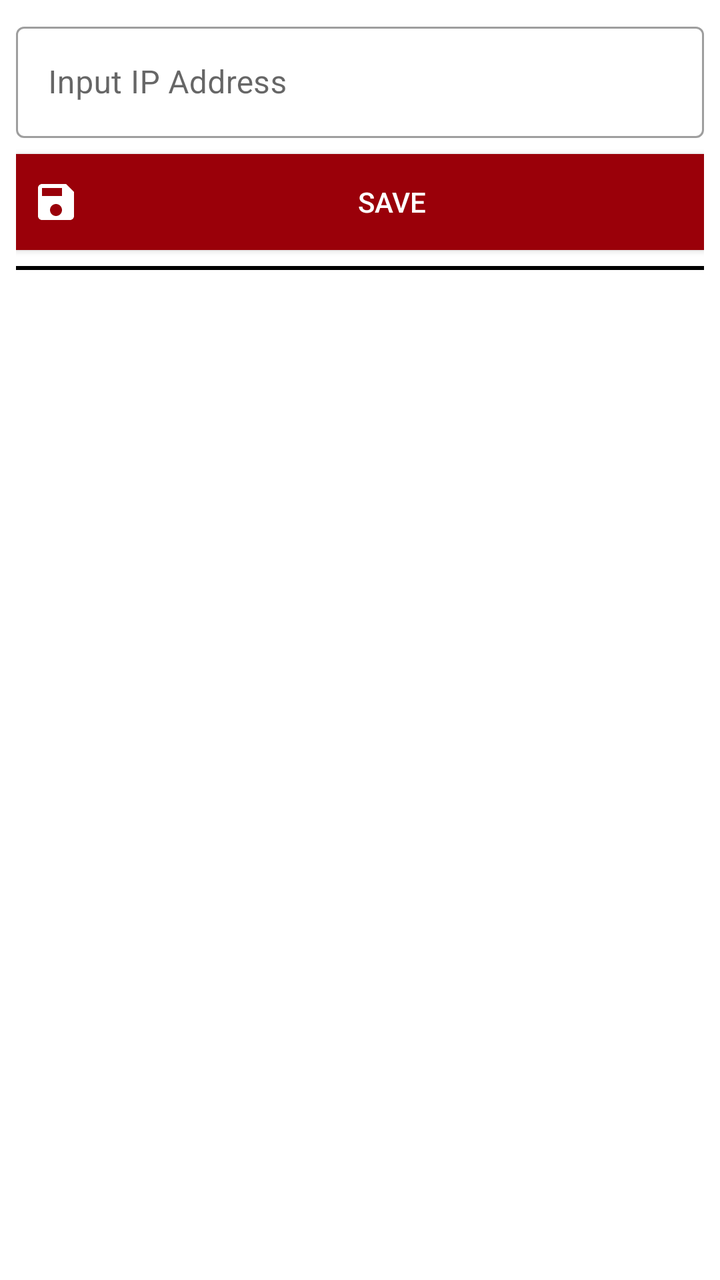
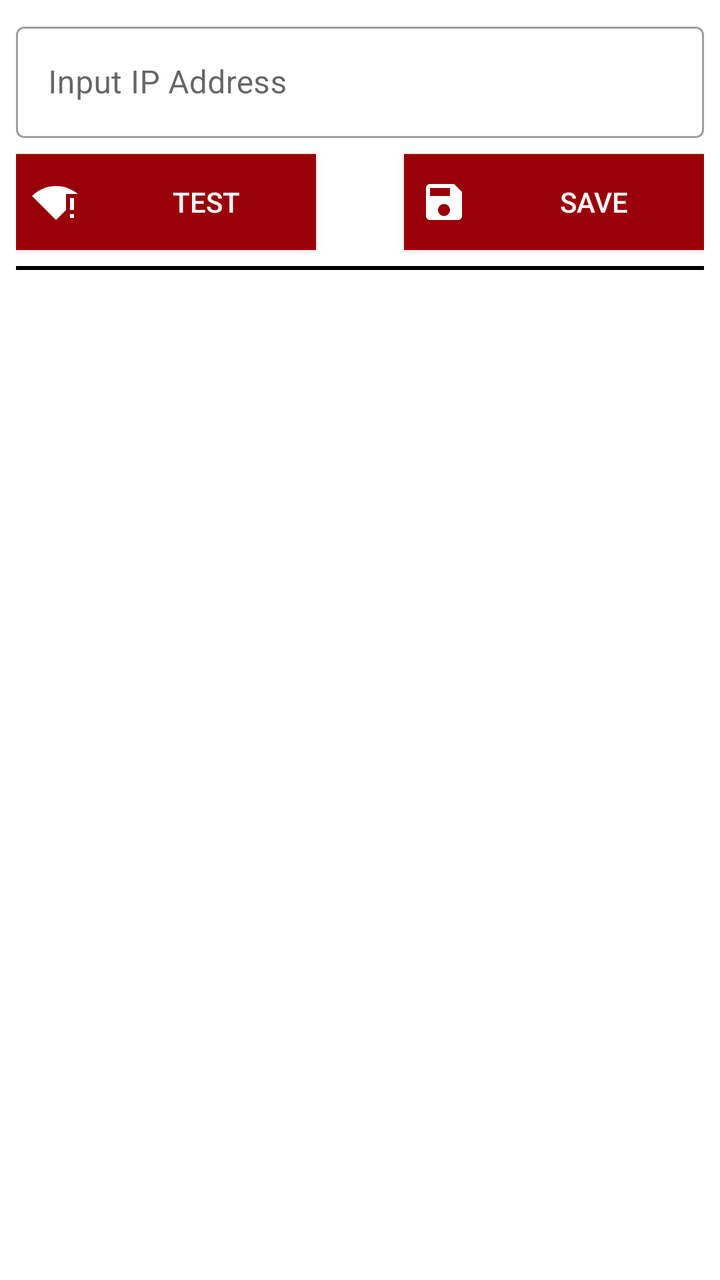

The first picture is an Android layout as it rendered before a commit; the second is the same layout after the commit. The layout source and the unified diff follow.
<!-- AndroidManifest.xml: application theme Theme.MAPZebraPrinter -->
<!-- res/layout/activity_setting.xml -->
<?xml version="1.0" encoding="utf-8"?>
<androidx.constraintlayout.widget.ConstraintLayout xmlns:android="http://schemas.android.com/apk/res/android"
    xmlns:app="http://schemas.android.com/apk/res-auto"
    xmlns:tools="http://schemas.android.com/tools"
    android:id="@+id/main"
    android:layout_width="match_parent"
    android:layout_height="match_parent"
    android:layout_marginTop="20dp"
    android:padding="8dp"
    tools:context=".view.SettingActivity">

    <com.google.android.material.textfield.TextInputLayout
        android:id="@+id/til_ip_address"
        style="@style/Widget.MaterialComponents.TextInputLayout.OutlinedBox"
        android:layout_width="match_parent"
        android:layout_height="wrap_content"
        android:hint="@string/input_ip_address"
        app:layout_constraintTop_toTopOf="parent">

        <com.google.android.material.textfield.TextInputEditText
            android:id="@+id/et_ip_address"
            android:layout_width="match_parent"
            android:layout_height="wrap_content"
            android:inputType="text" />
    </com.google.android.material.textfield.TextInputLayout>

    <androidx.appcompat.widget.AppCompatButton
        android:id="@+id/btn_save"
        android:layout_width="match_parent"
        android:layout_height="wrap_content"
        android:layout_marginTop="8dp"
        android:background="@color/primary_color"
        android:drawableStart="@drawable/baseline_save_24"
        android:drawablePadding="8dp"
        android:drawableTint="@color/white"
        android:padding="8dp"
        android:text="@string/save"
        android:textColor="@color/white"
        app:layout_constraintEnd_toEndOf="parent"
        app:layout_constraintTop_toBottomOf="@+id/til_ip_address" />

    <View
        android:id="@+id/v_divider"
        android:layout_width="match_parent"
        android:layout_height="2dp"
        android:layout_marginTop="8dp"
        android:background="@color/black"
        app:layout_constraintTop_toBottomOf="@+id/btn_save" />

    <androidx.recyclerview.widget.RecyclerView
        android:id="@+id/rv_devices"
        android:layout_width="match_parent"
        android:layout_height="0dp"
        android:layout_marginTop="8dp"
        android:padding="8dp"
        app:layoutManager="androidx.recyclerview.widget.LinearLayoutManager"
        app:layout_constraintBottom_toBottomOf="parent"
        app:layout_constraintTop_toBottomOf="@+id/v_divider"
        tools:listitem="@layout/item_setting" />

</androidx.constraintlayout.widget.ConstraintLayout>
<!-- res/layout/item_setting.xml (included above) -->
<?xml version="1.0" encoding="utf-8"?>
<androidx.constraintlayout.widget.ConstraintLayout xmlns:android="http://schemas.android.com/apk/res/android"
    xmlns:app="http://schemas.android.com/apk/res-auto"
    android:id="@+id/parent"
    android:layout_width="match_parent"
    android:layout_height="wrap_content"
    android:padding="12dp">

    <TextView
        android:id="@+id/device_name"
        android:layout_width="wrap_content"
        android:layout_height="wrap_content"
        android:text="@string/name"
        android:textColor="@color/black"
        android:textSize="16sp"
        android:textStyle="bold"
        app:layout_constraintStart_toStartOf="parent"
        app:layout_constraintTop_toTopOf="parent" />

    <TextView
        android:id="@+id/device_address"
        android:layout_width="wrap_content"
        android:layout_height="wrap_content"
        android:text="@string/address"
        android:textColor="@color/black"
        android:textSize="14sp"
        app:layout_constraintStart_toStartOf="parent"
        app:layout_constraintTop_toBottomOf="@+id/device_name" />

    <ImageView
        android:id="@+id/iv_selected"
        android:layout_width="wrap_content"
        android:layout_height="wrap_content"
        android:layout_margin="8dp"
        android:src="@drawable/baseline_bluetooth_24"
        android:visibility="gone"
        app:layout_constraintBottom_toBottomOf="parent"
        app:layout_constraintEnd_toEndOf="parent"
        app:layout_constraintTop_toTopOf="parent" />

</androidx.constraintlayout.widget.ConstraintLayout>
<!-- resources referenced by this layout -->
<resources>
  <color name="black">#FF000000</color>
  <color name="primary_color">#9A0009</color>
  <color name="white">#FFFFFFFF</color>
  <!-- drawable baseline_bluetooth_24 (drawable) -->
  <vector xmlns:android="http://schemas.android.com/apk/res/android" android:height="24dp" android:tint="#40A8F1" android:viewportHeight="24" android:viewportWidth="24" android:width="24dp">
        
      <path android:fillColor="@android:color/white" android:pathData="M17.71,7.71L12,2h-1v7.59L6.41,5 5,6.41 10.59,12 5,17.59 6.41,19 11,14.41L11,22h1l5.71,-5.71 -4.3,-4.29 4.3,-4.29zM13,5.83l1.88,1.88L13,9.59L13,5.83zM14.88,16.29L13,18.17v-3.76l1.88,1.88z"/>
      
  </vector>
  <!-- drawable baseline_save_24 (drawable) -->
  <vector xmlns:android="http://schemas.android.com/apk/res/android" android:height="24dp" android:tint="#FFFFFF" android:viewportHeight="24" android:viewportWidth="24" android:width="24dp">
        
      <path android:fillColor="@android:color/white" android:pathData="M17,3L5,3c-1.11,0 -2,0.9 -2,2v14c0,1.1 0.89,2 2,2h14c1.1,0 2,-0.9 2,-2L21,7l-4,-4zM12,19c-1.66,0 -3,-1.34 -3,-3s1.34,-3 3,-3 3,1.34 3,3 -1.34,3 -3,3zM15,9L5,9L5,5h10v4z"/>
      
  </vector>
  <string name="address">Address</string>
  <string name="input_ip_address">Input IP Address</string>
  <string name="name">Name</string>
  <string name="save">Save</string>
  <style name="Theme.MAPZebraPrinter" parent="Theme.MaterialComponents.DayNight.DarkActionBar">
          
          <item name="colorPrimary">@color/primary_color</item>
          <item name="colorPrimaryVariant">@color/purple_700</item>
          <item name="colorOnPrimary">@color/white</item>
          
          <item name="colorSecondary">@color/teal_200</item>
          <item name="colorSecondaryVariant">@color/teal_700</item>
          <item name="colorOnSecondary">@color/black</item>
          
          <item name="android:statusBarColor">?attr/colorPrimaryVariant</item>
          
      </style>
  <color name="purple_700">#FF3700B3</color>
  <color name="teal_200">#FF03DAC5</color>
  <color name="teal_700">#FF018786</color>
</resources>

<!-- the commit's change to res/layout/activity_setting.xml (unified diff, before → after) -->
@@ -24,16 +24,31 @@
             android:inputType="text" />
     </com.google.android.material.textfield.TextInputLayout>
 
+
+    <androidx.appcompat.widget.AppCompatButton
+        android:id="@+id/btn_test"
+        android:layout_width="150dp"
+        android:layout_height="wrap_content"
+        android:background="@color/primary_color"
+        android:drawableStart="@drawable/baseline_signal_wifi_statusbar_connected_no_internet_4_24"
+        android:drawablePadding="8dp"
+        android:paddingStart="8dp"
+        android:text="@string/test"
+        android:textColor="@color/white"
+        app:layout_constraintStart_toStartOf="parent"
+        app:layout_constraintTop_toTopOf="@+id/btn_save" />
+
+
     <androidx.appcompat.widget.AppCompatButton
         android:id="@+id/btn_save"
-        android:layout_width="match_parent"
+        android:layout_width="150dp"
         android:layout_height="wrap_content"
         android:layout_marginTop="8dp"
         android:background="@color/primary_color"
         android:drawableStart="@drawable/baseline_save_24"
         android:drawablePadding="8dp"
         android:drawableTint="@color/white"
-        android:padding="8dp"
+        android:paddingStart="8dp"
         android:text="@string/save"
         android:textColor="@color/white"
         app:layout_constraintEnd_toEndOf="parent"
<!-- resource entries referenced after the edit -->
@@ -15,10 +15,21 @@
       <path android:fillColor="@android:color/white" android:pathData="M17,3L5,3c-1.11,0 -2,0.9 -2,2v14c0,1.1 0.89,2 2,2h14c1.1,0 2,-0.9 2,-2L21,7l-4,-4zM12,19c-1.66,0 -3,-1.34 -3,-3s1.34,-3 3,-3 3,1.34 3,3 -1.34,3 -3,3zM15,9L5,9L5,5h10v4z"/>
       
   </vector>
+  <!-- drawable baseline_signal_wifi_statusbar_connected_no_internet_4_24 (drawable) -->
+  <vector xmlns:android="http://schemas.android.com/apk/res/android" android:height="24dp" android:tint="#FFFFFF" android:viewportHeight="24" android:viewportWidth="24" android:width="24dp">
+        
+      <path android:fillColor="@android:color/white" android:pathData="M12,4C7.31,4 3.07,5.9 0,8.98L12,21l5,-5.01V8h5.92C19.97,5.51 16.16,4 12,4z"/>
+        
+      <path android:fillColor="@android:color/white" android:pathData="M19,18h2v2h-2z"/>
+        
+      <path android:fillColor="@android:color/white" android:pathData="M19,10h2v6h-2z"/>
+      
+  </vector>
   <string name="address">Address</string>
   <string name="input_ip_address">Input IP Address</string>
   <string name="name">Name</string>
   <string name="save">Save</string>
+  <string name="test">Test</string>
   <style name="Theme.MAPZebraPrinter" parent="Theme.MaterialComponents.DayNight.DarkActionBar">
           
           <item name="colorPrimary">@color/primary_color</item>
